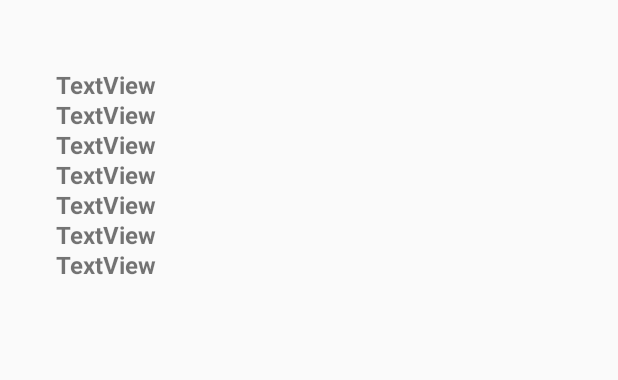
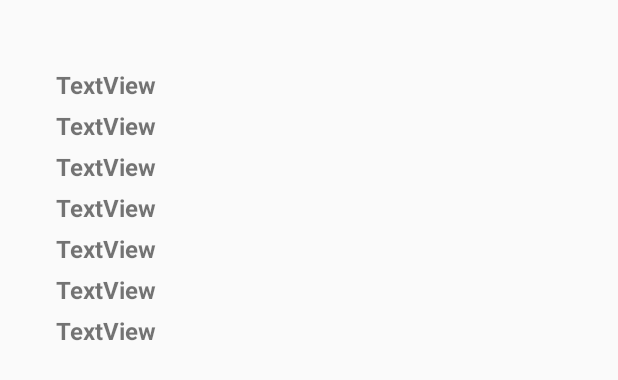
Before and after one commit to HDLLakshan/Maadela, an Android app: the layout fish_orequest_list.xml on its own in the app's theme, with its tools: preview values and no code run, on a phone screen of 412 x 824 dp. Shown: the top 380 px of the screen. Run offline under Robolectric (Android 15) with nearby library versions, the phone set to English and light mode, and no system bars.

Commit message:
made changes in pre-ordering

```diff
--- a/app/src/main/res/layout/fish_orequest_list.xml
+++ b/app/src/main/res/layout/fish_orequest_list.xml
@@ -10,7 +10,7 @@
     <TextView
         android:id="@+id/orrcname"
         android:layout_width="257dp"
-        android:layout_height="20dp"
+        android:layout_height="27dp"
         android:layout_marginTop="8dp"
         android:text="TextView"
         android:textSize="16sp"
@@ -25,7 +25,7 @@
     <TextView
         android:id="@+id/orrtype"
         android:layout_width="257dp"
-        android:layout_height="20dp"
+        android:layout_height="27dp"
         android:text="TextView"
         android:textSize="16sp"
         android:textStyle="bold"
@@ -37,7 +37,7 @@
     <TextView
         android:id="@+id/orrdate"
         android:layout_width="252dp"
-        android:layout_height="20dp"
+        android:layout_height="27dp"
         android:text="TextView"
         android:textSize="16sp"
         android:textStyle="bold"
@@ -49,7 +49,7 @@
     <TextView
         android:id="@+id/orrstatus"
         android:layout_width="270dp"
-        android:layout_height="20dp"
+        android:layout_height="27dp"
         android:text="TextView"
         android:textSize="16sp"
         android:textStyle="bold"
@@ -61,7 +61,7 @@
     <TextView
         android:id="@+id/orramount"
         android:layout_width="255dp"
-        android:layout_height="20dp"
+        android:layout_height="27dp"
         android:text="TextView"
         android:textSize="16sp"
         android:textStyle="bold"
@@ -73,7 +73,7 @@
     <TextView
         android:id="@+id/orrContact"
         android:layout_width="255dp"
-        android:layout_height="20dp"
+        android:layout_height="27dp"
         android:text="TextView"
         android:textSize="16sp"
         android:textStyle="bold"
@@ -85,7 +85,7 @@
     <TextView
         android:id="@+id/orrTotprice"
         android:layout_width="255dp"
-        android:layout_height="20dp"
+        android:layout_height="27dp"
         android:text="TextView"
         android:textSize="16sp"
         android:textStyle="bold"
```
